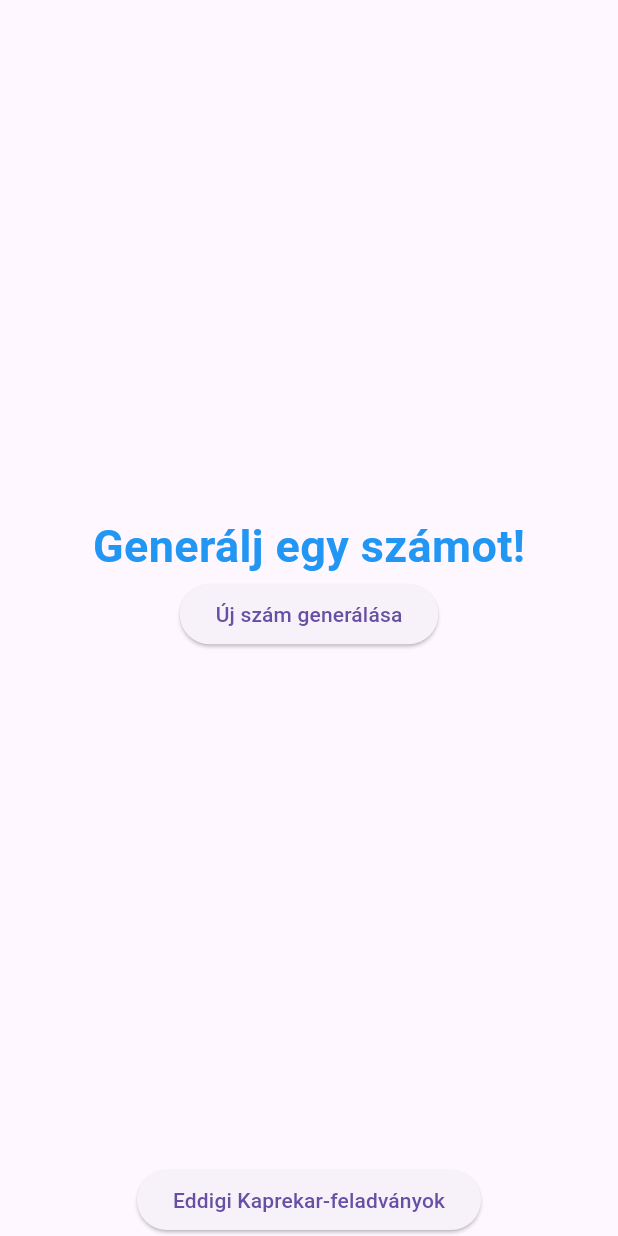
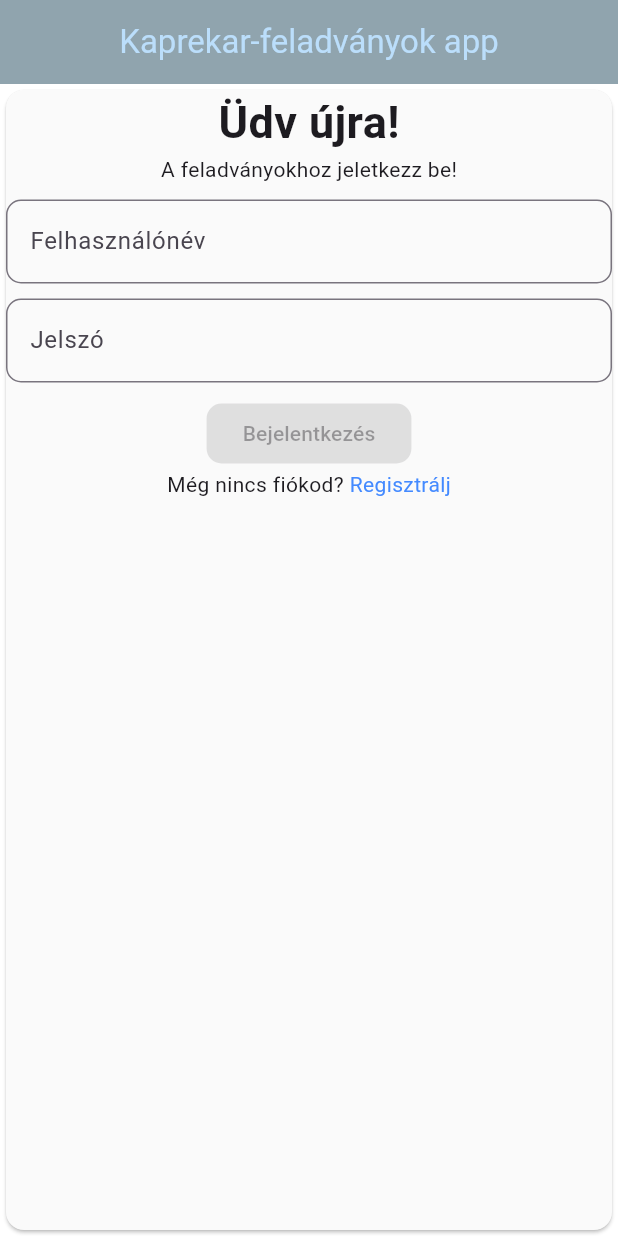
Before and after one commit to KornelSoros/kaprekar-challange, a Flutter app: the screen it shows after launch, on a phone screen of 412 x 824 dp. Run offline on Flutter 3.47's test engine with Material 3 defaults, Android fonts, the phone set to English and light mode, and no system bars; our stand-ins replace animated_text_kit, dio.

Commit message:
Add LoginScreen and RegisterScreen with no functionality

```diff
--- a/frontend/lib/main.dart
+++ b/frontend/lib/main.dart
@@ -1,6 +1,6 @@
 import 'package:flutter/material.dart';
-import 'package:frontend/screens/number_screen.dart';
+import 'package:frontend/screens/login_screen.dart';
 
 void main() {
-  runApp(MaterialApp(home: const HomeScreen()));
+  runApp(MaterialApp(home: const LoginScreen()));
 }
--- a/frontend/lib/screens/kaprekar_tasks_screeen.dart
+++ b/frontend/lib/screens/kaprekar_tasks_screeen.dart
@@ -63,7 +63,6 @@ class _KaprekarTasksScreeenState extends State<KaprekarTasksScreeen> {
                       ],
                     ),
                   );
-                  // Text(kaprekarNumList[index].startingNum.toString());
                 },
                 itemCount: kaprekarNumList.length,
               ),
--- /dev/null
+++ b/frontend/lib/screens/login_screen.dart
@@ -0,0 +1,96 @@
+import 'package:flutter/material.dart';
+import 'package:frontend/screens/register_screen.dart';
+
+class LoginScreen extends StatefulWidget {
+  const LoginScreen({super.key});
+
+  @override
+  State<StatefulWidget> createState() => _LoginScreenState();
+}
+
+class _LoginScreenState extends State<LoginScreen> {
+  @override
+  Widget build(BuildContext context) {
+    return Scaffold(
+      appBar: AppBar(
+        title: Center(child: Text("Kaprekar-feladványok app")),
+        backgroundColor: Colors.blueGrey.shade300,
+        foregroundColor: Colors.blue.shade100,
+        automaticallyImplyLeading: false,
+      ),
+      backgroundColor: Colors.white,
+      body: Center(
+        child: SafeArea(
+          child: Card(
+            color: Colors.grey.shade50,
+            child: Column(
+              children: [
+                Text(
+                  "Üdv újra!",
+                  style: TextStyle(fontWeight: FontWeight.bold, fontSize: 30),
+                ),
+
+                Text("A feladványokhoz jeletkezz be!"),
+
+                SizedBox(height: 10),
+
+                TextFormField(
+                  decoration: InputDecoration(
+                    border: OutlineInputBorder(
+                      borderRadius: BorderRadius.circular(10),
+                    ),
+                    labelText: "Felhasználónév",
+                  ),
+                ),
+
+                SizedBox(height: 10),
+
+                TextFormField(
+                  decoration: InputDecoration(
+                    border: OutlineInputBorder(
+                      borderRadius: BorderRadius.circular(10),
+                    ),
+                    labelText: "Jelszó",
+                  ),
+                ),
+
+                SizedBox(height: 10),
+
+                ElevatedButton(
+                  onPressed: null,
+                  style: ElevatedButton.styleFrom(
+                    shape: RoundedRectangleBorder(
+                      borderRadius: BorderRadiusGeometry.circular(10),
+                    ),
+                  ),
+                  child: Text("Bejelentkezés"),
+                ),
+
+                Row(
+                  mainAxisAlignment: MainAxisAlignment.center,
+                  children: [
+                    Text("Még nincs fiókod? "),
+                    InkWell(
+                      child: Text(
+                        "Regisztrálj",
+                        style: TextStyle(color: Colors.blueAccent),
+                      ),
+                      onTap: () => Navigator.push(
+                        context,
+                        MaterialPageRoute(
+                          builder: (context) {
+                            return RegisterScreen();
+                          },
+                        ),
+                      ),
+                    ),
+                  ],
+                ),
+              ],
+            ),
+          ),
+        ),
+      ),
+    );
+  }
+}
--- a/frontend/lib/screens/number_screen.dart
+++ b/frontend/lib/screens/number_screen.dart
@@ -68,6 +68,8 @@ class _HomeScreenState extends State<HomeScreen> {
                   final allKaprekarTasks = await numberService
                       .getAllKaprekarTasks();
 
+                  if (!context.mounted) return;
+
                   Navigator.push(
                     context,
                     MaterialPageRoute(
```
Also changed, not shown: frontend/lib/screens/register_screen.dart (added, +96 -0 lines).
